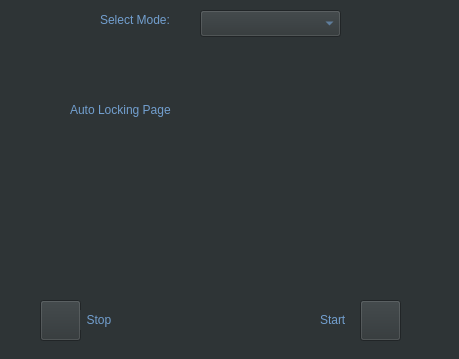
Above: RemoteApptics/autocontrolwindow.ui from electronicengine/OKATEM_PRIVATE before the change. Below: the same form after it.
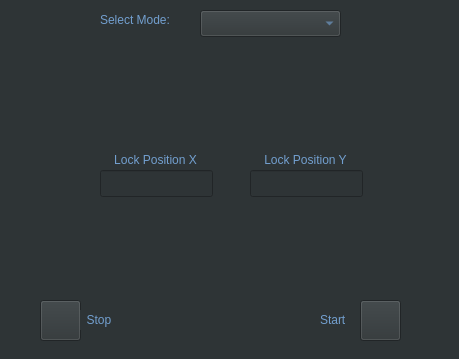
That is the form after the change. The open tabs and pages were chosen to show the change. Icons and pictures are not drawn.

Diff of the .ui file:
```diff
--- a/RemoteApptics/autocontrolwindow.ui
+++ b/RemoteApptics/autocontrolwindow.ui
@@ -203,17 +203,71 @@
     </widget>
    </widget>
    <widget class="QWidget" name="page_2">
-    <widget class="QLabel" name="label_4">
+    <widget class="QLineEdit" name="position_y">
      <property name="geometry">
       <rect>
-       <x>70</x>
-       <y>50</y>
-       <width>141</width>
-       <height>19</height>
+       <x>250</x>
+       <y>120</y>
+       <width>113</width>
+       <height>27</height>
       </rect>
      </property>
      <property name="text">
-      <string>Auto Locking Page</string>
+      <string/>
+     </property>
+    </widget>
+    <widget class="QLabel" name="x_pos">
+     <property name="geometry">
+      <rect>
+       <x>100</x>
+       <y>100</y>
+       <width>111</width>
+       <height>20</height>
+      </rect>
+     </property>
+     <property name="styleSheet">
+      <string notr="true">color: rgb(114, 159, 207);</string>
+     </property>
+     <property name="text">
+      <string>Lock Position X</string>
+     </property>
+     <property name="alignment">
+      <set>Qt::AlignCenter</set>
+     </property>
+    </widget>
+    <widget class="QLabel" name="label_9">
+     <property name="geometry">
+      <rect>
+       <x>250</x>
+       <y>100</y>
+       <width>111</width>
+       <height>20</height>
+      </rect>
+     </property>
+     <property name="styleSheet">
+      <string notr="true">color: rgb(114, 159, 207);</string>
+     </property>
+     <property name="text">
+      <string>Lock Position Y</string>
+     </property>
+     <property name="alignment">
+      <set>Qt::AlignCenter</set>
+     </property>
+    </widget>
+    <widget class="QLineEdit" name="position_x">
+     <property name="geometry">
+      <rect>
+       <x>100</x>
+       <y>120</y>
+       <width>113</width>
+       <height>27</height>
+      </rect>
+     </property>
+     <property name="styleSheet">
+      <string notr="true">color: rgb(114, 159, 207);</string>
+     </property>
+     <property name="text">
+      <string/>
      </property>
     </widget>
    </widget>
```
Left out of the diff: 10 changed lines with no effect on the pictures.
